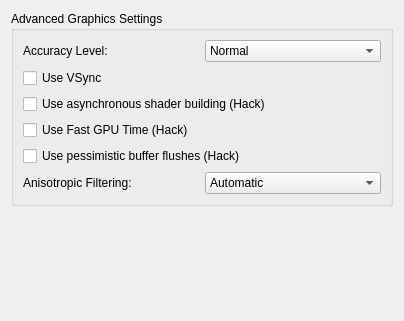
Qt form src/yuzu/configuration/configure_graphics_advanced.ui (yuzu-emu-mirror/yuzu) before a commit.
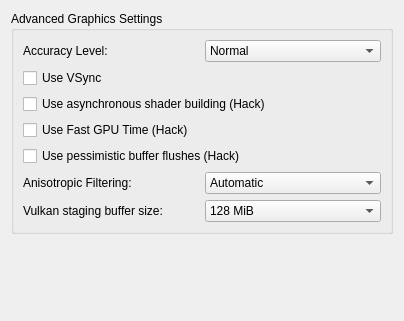
The same form after that commit.

Commit message: vulkan: configure staging buffer size

```diff
--- a/src/yuzu/configuration/configure_graphics_advanced.ui
+++ b/src/yuzu/configuration/configure_graphics_advanced.ui
@@ -168,6 +168,60 @@
           </layout>
          </widget>
         </item>
+        <item>
+         <widget class="QWidget" name="staging_buffer_size_layout" native="true">
+          <layout class="QHBoxLayout" name="horizontalLayout_3">
+           <property name="leftMargin">
+            <number>0</number>
+           </property>
+           <property name="topMargin">
+            <number>0</number>
+           </property>
+           <property name="rightMargin">
+            <number>0</number>
+           </property>
+           <property name="bottomMargin">
+            <number>0</number>
+           </property>
+           <item>
+            <widget class="QLabel" name="label_staging_buffer_size">
+             <property name="text">
+              <string>Vulkan staging buffer size:</string>
+             </property>
+            </widget>
+           </item>
+           <item>
+            <widget class="QComboBox" name="staging_buffer_size">
+             <item>
+              <property name="text">
+               <string>128 MiB</string>
+              </property>
+             </item>
+             <item>
+              <property name="text">
+               <string>256 MiB</string>
+              </property>
+             </item>
+             <item>
+              <property name="text">
+               <string>512 MiB</string>
+              </property>
+             </item>
+             <item>
+              <property name="text">
+               <string>1024 MiB</string>
+              </property>
+             </item>
+             <item>
+              <property name="text">
+               <string>2048 MiB</string>
+              </property>
+             </item>
+            </widget>
+           </item>
+          </layout>
+         </widget>
+        </item>
        </layout>
       </widget>
      </item>
```
The commit also changes 7 other files.
